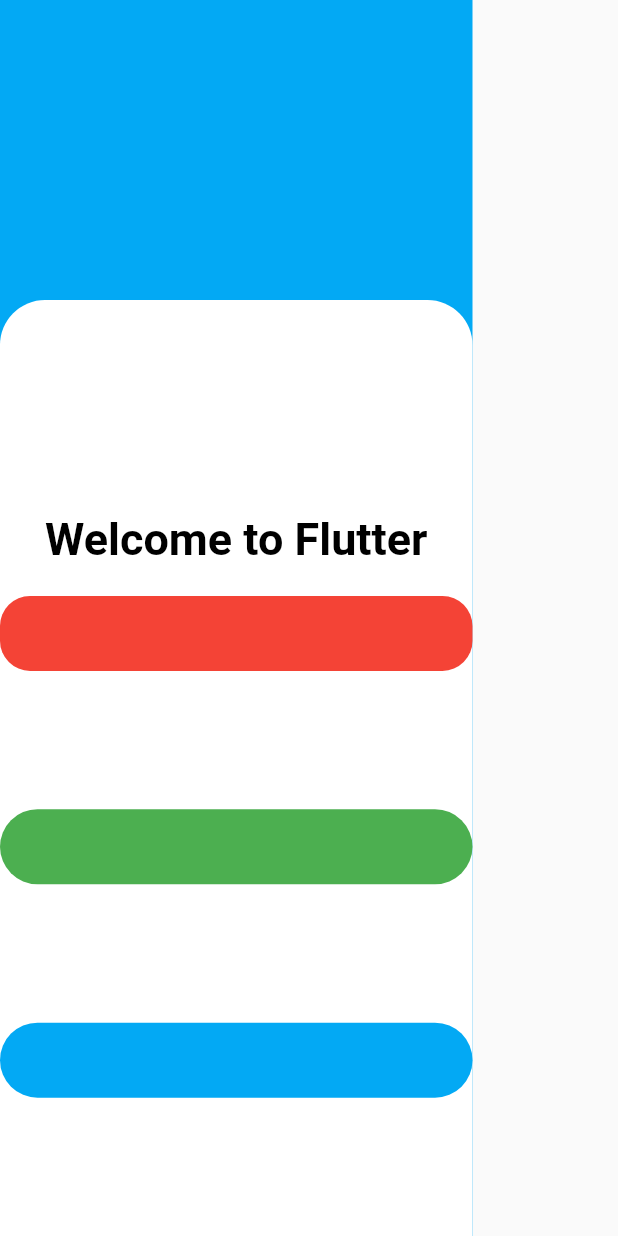
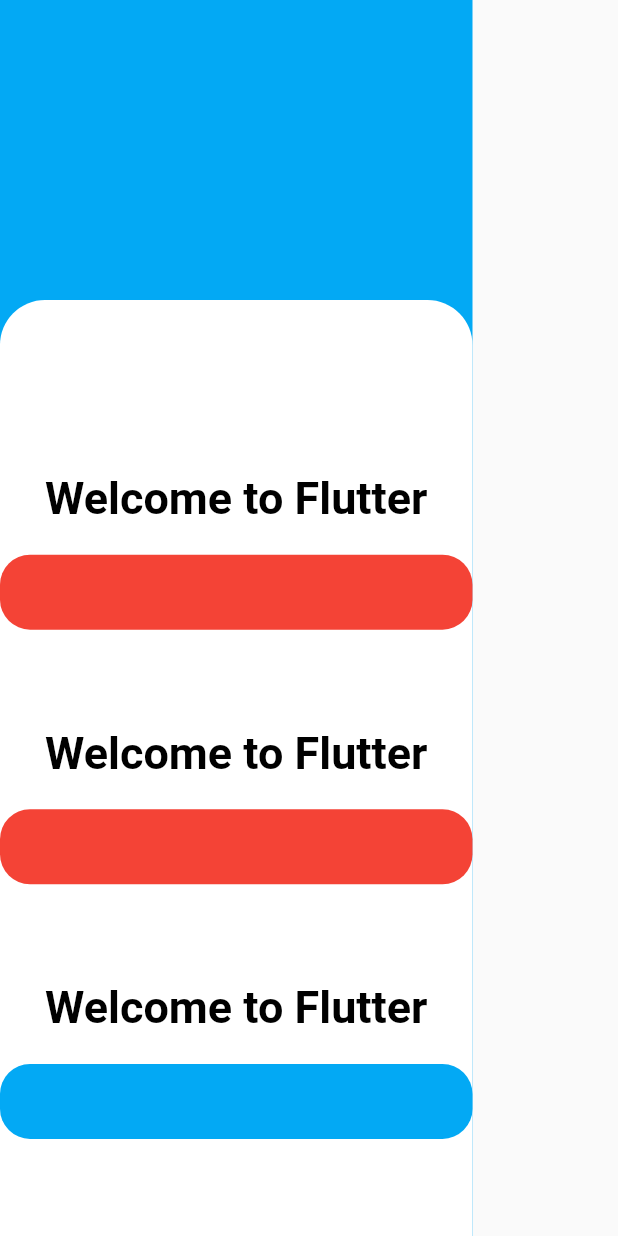
Before and after one commit to zencroma/Tutor, a Flutter app: the screen it shows after launch, on a phone screen of 412 x 824 dp. Run offline on Flutter 3.47's test engine with Material 2 defaults, Android fonts, the phone set to English and light mode, and no system bars.

Commit message:
wrap to column

```diff
--- a/dummy_app/lib/main.dart
+++ b/dummy_app/lib/main.dart
@@ -53,21 +53,53 @@
                       ),
                     ],
                   ),
+                  Column(
+                    children: [
+                      Text(
+                        "Welcome to Flutter",
+                        style: TextStyle(
+                          fontSize: 30,
+                          fontWeight: FontWeight.bold,
+                          color: Colors.black,
+                        ),
+                      ),
+                      SizedBox(
+                        height: 20,
+                      ),
                       Container(
                         decoration: BoxDecoration(
-                      borderRadius: BorderRadius.circular(30),
-                      color: Colors.green,
+                          borderRadius: BorderRadius.circular(20),
+                          color: Colors.red,
                         ),
                         width: 315,
                         height: 50,
+
+                      ),
+                    ],
+                  ),
+                  Column(
+                    children: [
+                      Text(
+                        "Welcome to Flutter",
+                        style: TextStyle(
+                          fontSize: 30,
+                          fontWeight: FontWeight.bold,
+                          color: Colors.black,
+                        ),
+                      ),
+                      SizedBox(
+                        height: 20,
                       ),
                       Container(
                         decoration: BoxDecoration(
-                      borderRadius: BorderRadius.all(Radius.circular(30)),
+                          borderRadius: BorderRadius.circular(20),
                           color: Colors.lightBlue,
                         ),
                         width: 315,
                         height: 50,
+
+                      ),
+                    ],
                   ),
                 ],
               ),
```
Lines whose indentation alone changed are shown as unchanged.
